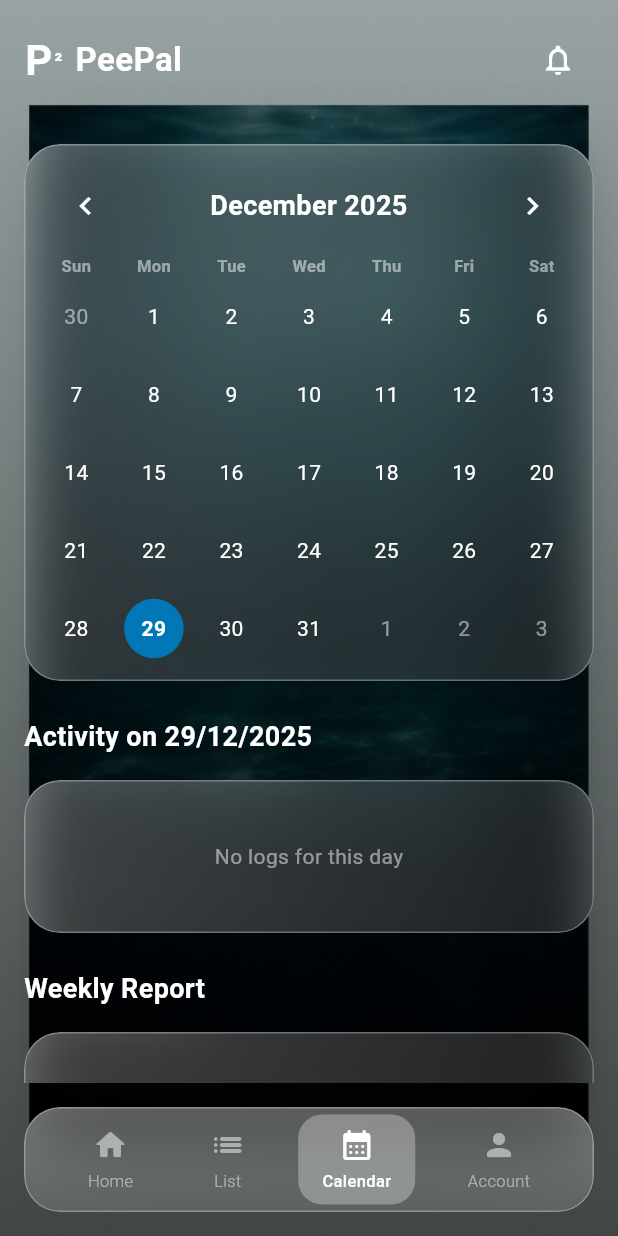
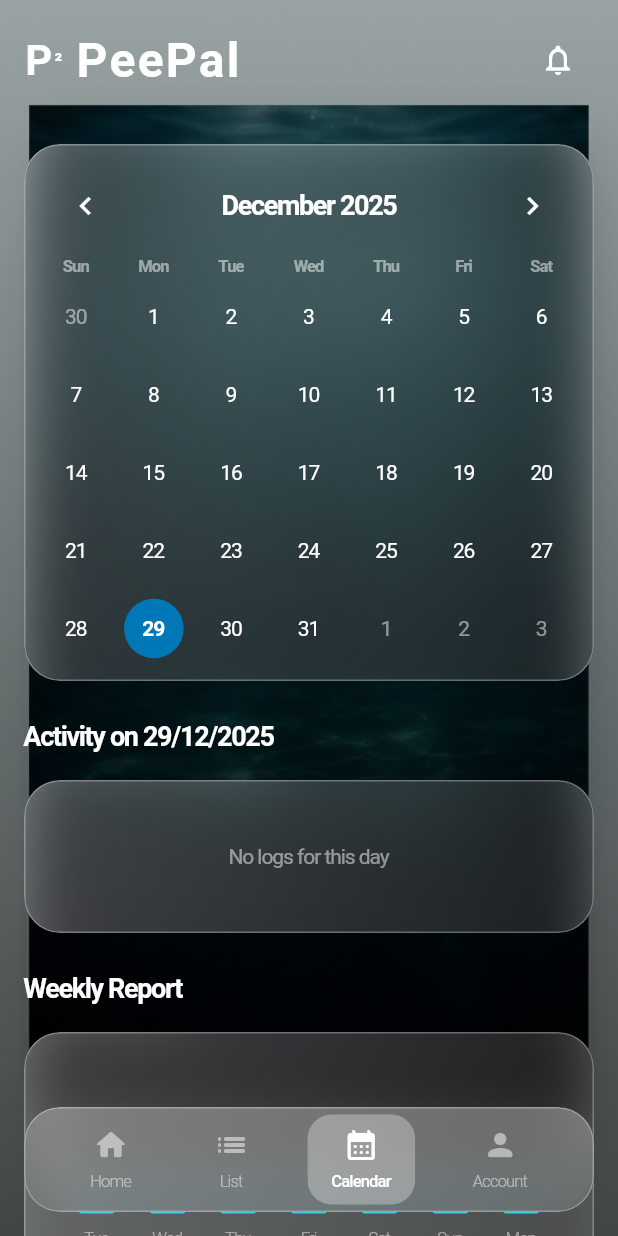
Before and after one commit to yareyaredaze-p/PeePal, a Flutter app: the CalendarScreen screen opened directly with empty values, on a phone screen of 412 x 824 dp. Run offline on Flutter 3.47's test engine with Material 3 defaults, Android fonts, the phone set to English and light mode, and no system bars; drawn by our look-alikes of table_calendar; our stand-ins replace fl_chart, shared_preferences, sqflite; accounts and stored records are empty; Roboto replaces fonts that are missing (BenzGrotesk, HelveticaNeue).

Commit message:
style: refine UI with Benz Grotesk, Helvetica Neue, and true fullscreen layout

```diff
--- a/lib/config/themes/app_theme.dart
+++ b/lib/config/themes/app_theme.dart
@@ -101,7 +101,7 @@ class AppTheme {
     fontSize: 28,
     fontWeight: FontWeight.w700,
     color: textPrimary,
-    letterSpacing: 0.5,
+    letterSpacing: 28 * -0.05,
   );
 
   static const TextStyle headingMedium = TextStyle(
@@ -109,6 +109,7 @@ class AppTheme {
     fontSize: 22,
     fontWeight: FontWeight.w600,
     color: textPrimary,
+    letterSpacing: 22 * -0.05,
   );
 
   static const TextStyle headingSmall = TextStyle(
@@ -116,6 +117,7 @@ class AppTheme {
     fontSize: 18,
     fontWeight: FontWeight.w600,
     color: textPrimary,
+    letterSpacing: 18 * -0.05,
   );
 
   static const TextStyle bodyLarge = TextStyle(
@@ -123,6 +125,7 @@ class AppTheme {
     fontSize: 16,
     fontWeight: FontWeight.w400,
     color: textPrimary,
+    letterSpacing: 16 * -0.05,
   );
 
   static const TextStyle bodyMedium = TextStyle(
@@ -130,6 +133,7 @@ class AppTheme {
     fontSize: 14,
     fontWeight: FontWeight.w400,
     color: textPrimary,
+    letterSpacing: 14 * -0.05,
   );
 
   static const TextStyle bodySmall = TextStyle(
@@ -137,6 +141,7 @@ class AppTheme {
     fontSize: 12,
     fontWeight: FontWeight.w400,
     color: textSecondary,
+    letterSpacing: 12 * -0.05,
   );
 
   static const TextStyle buttonText = TextStyle(
@@ -144,7 +149,7 @@ class AppTheme {
     fontSize: 16,
     fontWeight: FontWeight.w600,
     color: textPrimary,
-    letterSpacing: 0.5,
+    letterSpacing: 16 * -0.05,
   );
 
   static const TextStyle caption = TextStyle(
@@ -152,6 +157,7 @@ class AppTheme {
     fontSize: 11,
     fontWeight: FontWeight.w300,
     color: textMuted,
+    letterSpacing: 11 * -0.05,
   );
 
   // ============== THEME DATA ==============
--- a/lib/screens/calendar/calendar_screen.dart
+++ b/lib/screens/calendar/calendar_screen.dart
@@ -89,9 +89,12 @@ class _CalendarScreenState extends State<CalendarScreen> {
 
   @override
   Widget build(BuildContext context) {
-    return Scaffold(
-      body: OceanBackground(
-        child: SafeArea(
+    return OceanBackground(
+      child: Scaffold(
+        backgroundColor: Colors.transparent,
+        extendBody: true,
+        body: SafeArea(
+          bottom: false,
           child: Column(
             children: [
               // App bar
@@ -120,23 +123,23 @@ class _CalendarScreenState extends State<CalendarScreen> {
 
                             // Weekly report
                             _buildWeeklyReport(),
-                            const SizedBox(height: 100), // Space for nav bar
+                            const SizedBox(
+                              height: 120,
+                            ), // Extra space for nav bar
                           ],
                         ),
                       ),
               ),
-
-              // Bottom navigation
-              GlassBottomNavBar(
-                currentIndex: 2,
-                onTap: (index) {
-                  if (index != 2) {
-                    Navigator.of(context).pop();
-                  }
-                },
-              ),
             ],
           ),
+        ),
+        bottomNavigationBar: GlassBottomNavBar(
+          currentIndex: 2,
+          onTap: (index) {
+            if (index != 2) {
+              Navigator.of(context).pop();
+            }
+          },
         ),
       ),
     );
@@ -153,7 +156,7 @@ class _CalendarScreenState extends State<CalendarScreen> {
               Text('P', style: AppTheme.logoStyle.copyWith(fontSize: 28)),
               Text('²', style: AppTheme.logoStyle.copyWith(fontSize: 14)),
               const SizedBox(width: AppTheme.spacingS),
-              const Text('PeePal', style: AppTheme.headingMedium),
+              const Text('PeePal', style: AppTheme.logoStyle),
             ],
           ),
           IconButton(
```
Also changed, not shown: lib/screens/account/account_screen.dart (+18 -15 lines), lib/screens/analytics/analytics_screen.dart (+17 -14 lines), lib/screens/auth/login_screen.dart (+4 -3 lines), lib/screens/auth/register_screen.dart (+4 -3 lines), lib/screens/home/home_screen.dart (+14 -11 lines), lib/screens/list/list_screen.dart (+15 -14 lines), lib/screens/log/log_pee_screen.dart (+4 -3 lines), lib/screens/splash/splash_screen.dart (+4 -3 lines).
